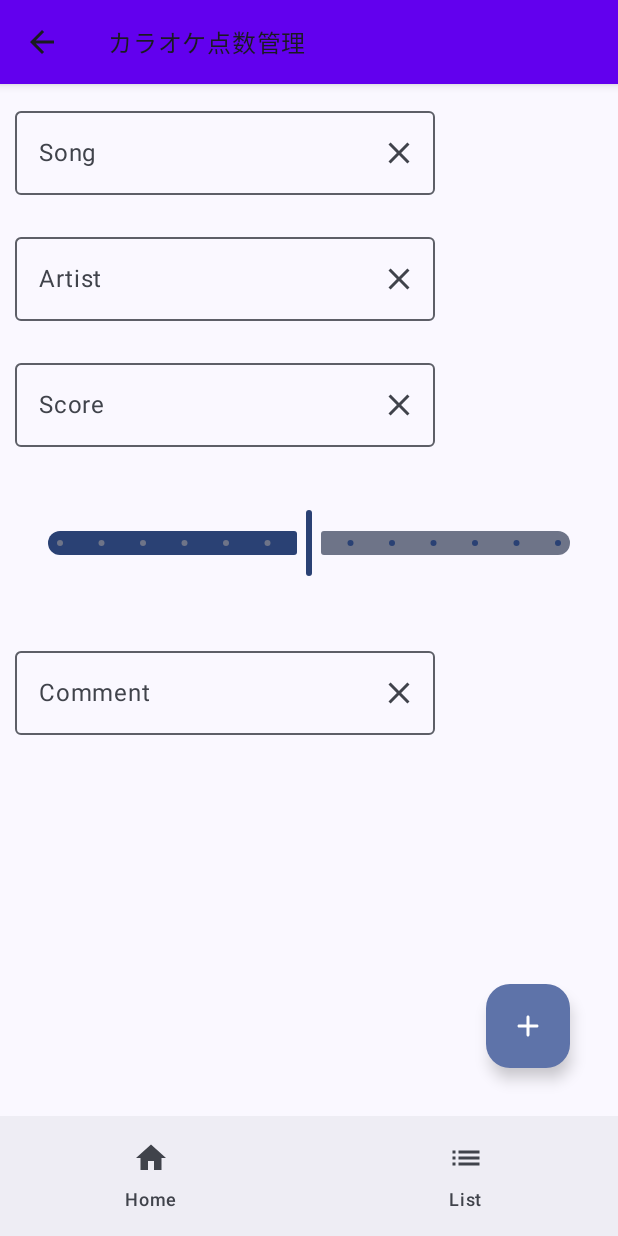
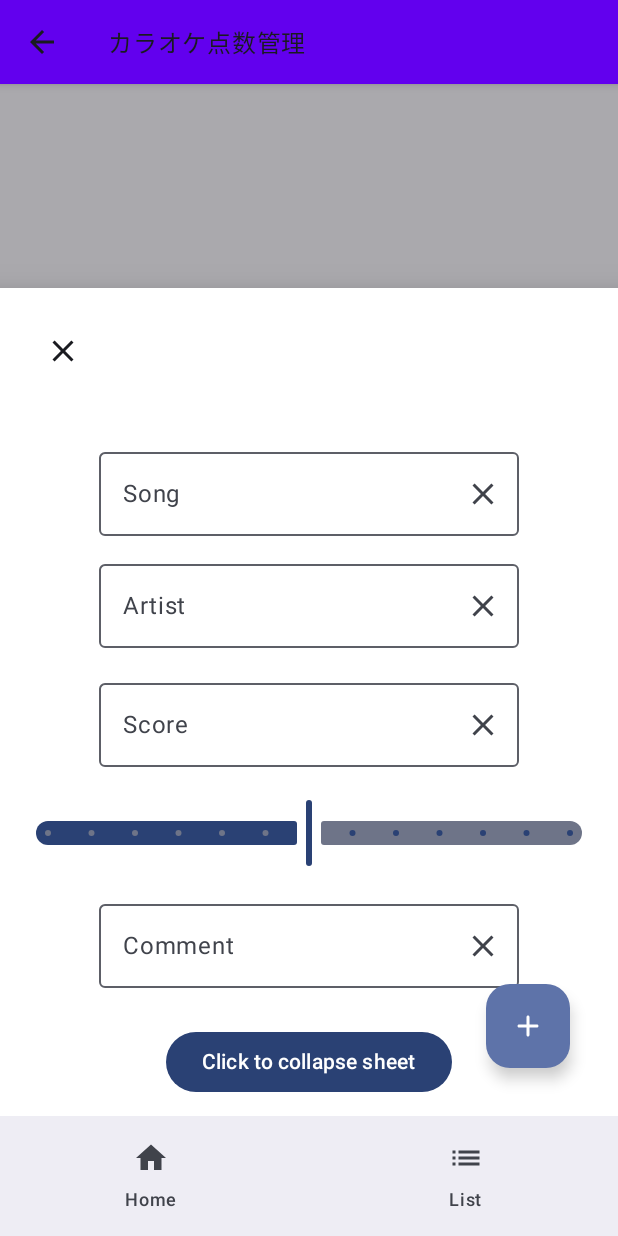
Before and after one commit to co-akuma-voice/karaoke_note, an Android app built with Jetpack Compose: the NewEntryPage screen opened through its navigation route, on a phone screen of 412 x 824 dp. Run offline under Robolectric (Android 15) with nearby library versions, the phone set to English and light mode, and no system bars; our stand-ins replace Room's generated code.

Commit message:
新規登録画面v0.2 ModalBottomSheetLayout() で実装。 シートの裏側と開放時の挙動をなんとかしたい。

```diff
--- a/app/src/main/java/com/example/karaoke_note/MainActivity.kt
+++ b/app/src/main/java/com/example/karaoke_note/MainActivity.kt
@@ -5,6 +5,7 @@ import androidx.activity.ComponentActivity
 import androidx.activity.compose.setContent
 import androidx.compose.foundation.layout.fillMaxSize
 import androidx.compose.foundation.layout.padding
+import androidx.compose.material.ExperimentalMaterialApi
 import androidx.compose.material.Surface
 import androidx.compose.material3.ExperimentalMaterial3Api
 import androidx.compose.material3.MaterialTheme
@@ -20,6 +21,7 @@ import com.example.karaoke_note.ui.theme.Karaoke_noteTheme
 class MainActivity : ComponentActivity() {
 
     @OptIn(ExperimentalMaterial3Api::class)
+    @ExperimentalMaterialApi
     override fun onCreate(savedInstanceState: Bundle?) {
         super.onCreate(savedInstanceState)
         val songDao = AppDatabase.getDatabase(this).songDao()
@@ -59,7 +61,7 @@ class MainActivity : ComponentActivity() {
                                 ArtistsPage(navController, "artist")
                             }
                             composable("new_entry"){
-                                NewEntryPage(navController)
+                                ModalBottomSheetCompose()
                             }
                         }
                     }
--- a/app/src/main/java/com/example/karaoke_note/NewEntrySheet.kt
+++ b/app/src/main/java/com/example/karaoke_note/NewEntrySheet.kt
@@ -2,13 +2,23 @@ package com.example.karaoke_note
 
 import android.widget.Toast
 import androidx.compose.foundation.clickable
+import androidx.compose.foundation.layout.Box
 import androidx.compose.foundation.layout.Column
+import androidx.compose.foundation.layout.Spacer
+import androidx.compose.foundation.layout.fillMaxWidth
+import androidx.compose.foundation.layout.height
 import androidx.compose.foundation.layout.padding
 import androidx.compose.foundation.text.KeyboardOptions
+import androidx.compose.material.ExperimentalMaterialApi
+import androidx.compose.material.ModalBottomSheetLayout
+import androidx.compose.material.ModalBottomSheetValue
 import androidx.compose.material.icons.Icons
 import androidx.compose.material.icons.filled.Clear
+import androidx.compose.material.rememberModalBottomSheetState
+import androidx.compose.material3.Button
 import androidx.compose.material3.ExperimentalMaterial3Api
 import androidx.compose.material3.Icon
+import androidx.compose.material3.IconButton
 import androidx.compose.material3.OutlinedTextField
 import androidx.compose.material3.Slider
 import androidx.compose.material3.Text
@@ -16,7 +26,9 @@ import androidx.compose.runtime.Composable
 import androidx.compose.runtime.getValue
 import androidx.compose.runtime.mutableStateOf
 import androidx.compose.runtime.remember
+import androidx.compose.runtime.rememberCoroutineScope
 import androidx.compose.runtime.setValue
+import androidx.compose.ui.Alignment
 import androidx.compose.ui.Modifier
 import androidx.compose.ui.focus.FocusRequester
 import androidx.compose.ui.focus.focusRequester
@@ -31,7 +43,7 @@ import androidx.compose.ui.text.input.TransformedText
 import androidx.compose.ui.text.input.VisualTransformation
 import androidx.compose.ui.unit.dp
 import androidx.core.text.isDigitsOnly
-import androidx.navigation.NavController
+import kotlinx.coroutines.launch
 
 var scoreMaxLength = 5
 
@@ -138,9 +150,15 @@ fun CustomScoreTextField(
 }
 
 
+@OptIn(ExperimentalMaterial3Api::class)
 @ExperimentalMaterial3Api
+@ExperimentalMaterialApi
 @Composable
-fun NewEntryPage(navController: NavController) {
+fun ModalBottomSheetCompose() {
+    val scope = rememberCoroutineScope()
+    //val scaffoldState = rememberBottomSheetScaffoldState()
+    val sheetState = rememberModalBottomSheetState(initialValue = ModalBottomSheetValue.Expanded, skipHalfExpanded = true)
+
     var newTitle by remember { mutableStateOf("") }
     var newArtist by remember { mutableStateOf("") }
     var newScore by remember { mutableStateOf("") }
@@ -149,12 +167,36 @@ fun NewEntryPage(navController: NavController) {
 
     val focusRequester = remember { FocusRequester() }
 
-    Column {
+    ModalBottomSheetLayout(
+        sheetContent = {
+            Box(
+                modifier = Modifier
+                    .fillMaxWidth()
+                    .padding(18.dp),
+            ){
+                IconButton(
+                    onClick = {
+                        scope.launch { sheetState.hide() }
+                    },
+                    modifier = Modifier.align(Alignment.TopStart),
+                ){
+                    Icon(
+                        imageVector = Icons.Filled.Clear,
+                        contentDescription = "Cancel"
+                    )
+                }
+            }
+            Column(
+                modifier = Modifier
+                    .fillMaxWidth()
+                    .padding(12.dp),
+                horizontalAlignment = Alignment.CenterHorizontally,
+            ){
                 OutlinedTextField(
                     value = newTitle,
                     onValueChange = { newTitle = it },
                     modifier = Modifier
-                .padding(10.dp),
+                        .padding(5.dp),
                     label = { Text(text = "Song") },
                     singleLine = true,
                     keyboardOptions = KeyboardOptions(
@@ -166,15 +208,14 @@ fun NewEntryPage(navController: NavController) {
                             Icons.Default.Clear,
                             contentDescription = "clear text",
                             modifier = Modifier.clickable { newTitle = "" }
-                )
-            },
+                        ) },
                 )
 
                 OutlinedTextField(
                     value = newArtist,
                     onValueChange = { newArtist = it },
                     modifier = Modifier
-                .padding(10.dp),
+                        .padding(5.dp),
                     label = { Text(text = "Artist") },
                     singleLine = true,
                     keyboardOptions = KeyboardOptions(
@@ -203,7 +244,7 @@ fun NewEntryPage(navController: NavController) {
                     value = newKey,
                     onValueChange = { newKey = it },
                     modifier = Modifier
-                .padding(30.dp),
+                        .padding(10.dp),
                     valueRange = -6f..6f,
                     steps = 11,
                 )
@@ -212,7 +253,7 @@ fun NewEntryPage(navController: NavController) {
                     value = newComment,
                     onValueChange = { newComment = it },
                     modifier = Modifier
-                .padding(10.dp),
+                        .padding(5.dp),
                     label = { Text(text = "Comment") },
                     singleLine = false,
                     keyboardOptions = KeyboardOptions(
@@ -227,5 +268,22 @@ fun NewEntryPage(navController: NavController) {
                         )
                                    },
                 )
+
+                Spacer(Modifier.height(20.dp))
+                Button(
+                    onClick = {
+                        scope.launch { sheetState.hide() }
+                    }
+                ){
+                    Text("Click to collapse sheet")
                 }
             }
+        },
+        sheetState = sheetState,
+    ) {
+        // Dummy implementation
+        Column() {
+            Spacer(modifier = Modifier.height(20.dp))
+        }
+    }
+}
```
Lines whose indentation alone changed are shown as unchanged.
